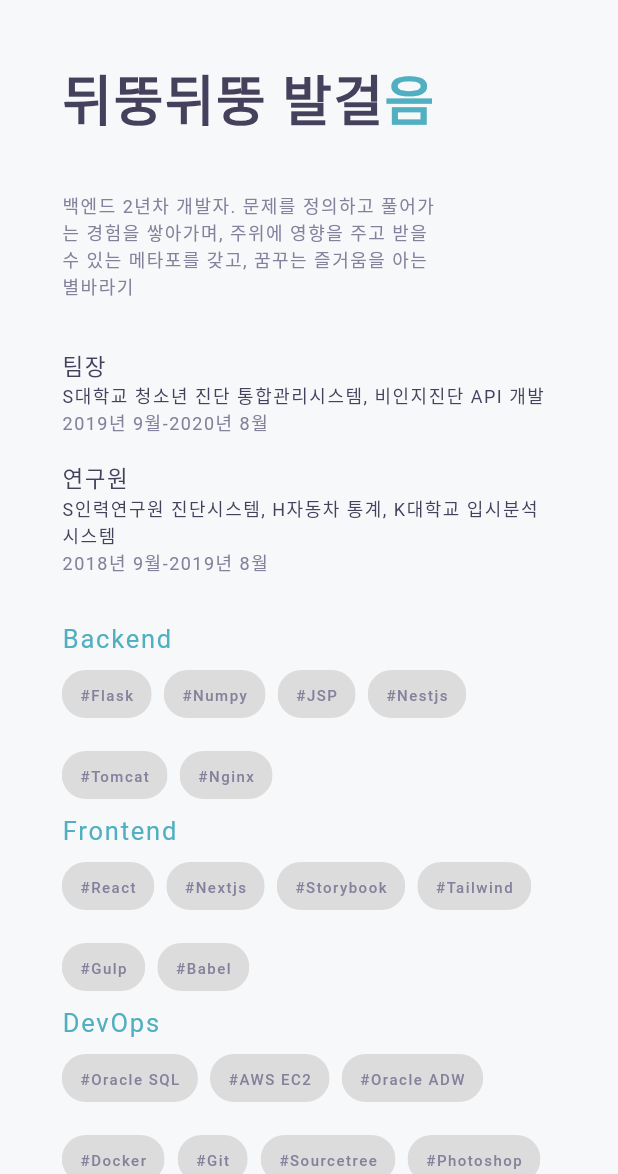
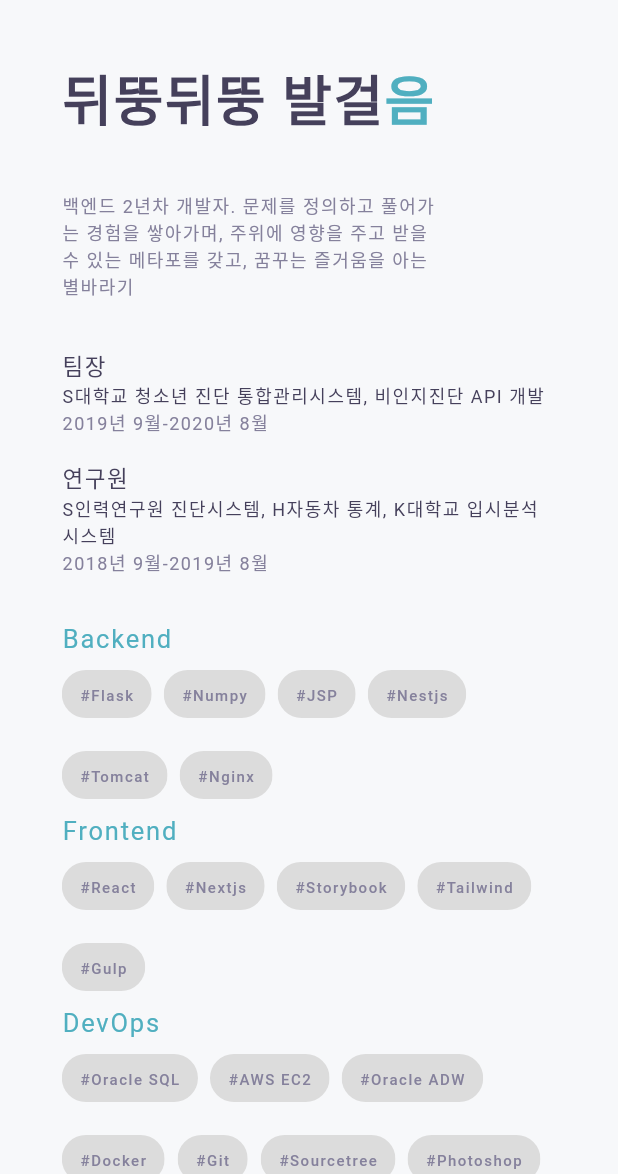
Before and after one commit to JS3322/portfolio_profile_flutter, a Flutter app: the screen it shows after launch, on a phone screen of 412 x 824 dp, the part 62-1236 px from its top. Run offline on Flutter 3.47's test engine with Material 2 defaults, Android fonts, the phone set to English and light mode, and no system bars; Roboto replaces fonts that are missing (NexaBold, NexaLight, ProductSans).

Commit message:
20210407_babel_fix

```diff
--- a/lib/ui/home.dart
+++ b/lib/ui/home.dart
@@ -278,7 +278,6 @@ class HomePage extends StatelessWidget {
     '#Nextjs',
     '#JSP',
     '#Gulp',
-    '#Babel',
     '#Nginx',
     '#Git',
     '#Oracle SQL',
@@ -307,7 +306,6 @@ class HomePage extends StatelessWidget {
     '#Storybook',
     '#Tailwind',
     '#Gulp',
-    '#Babel',
   ];
 
   final backend = [
```
